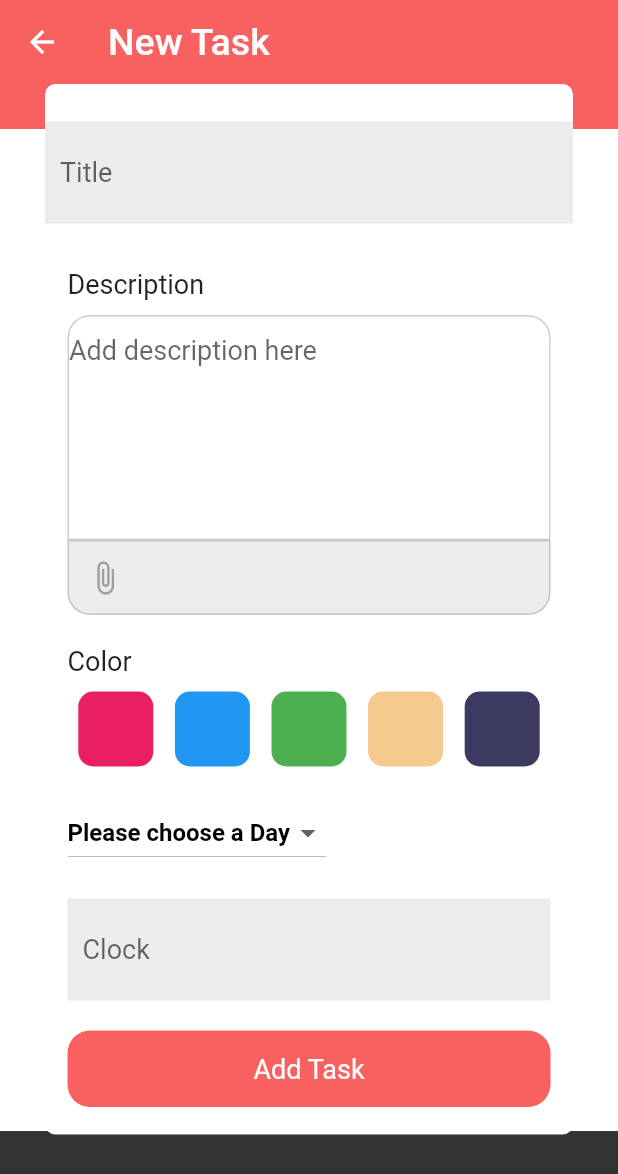
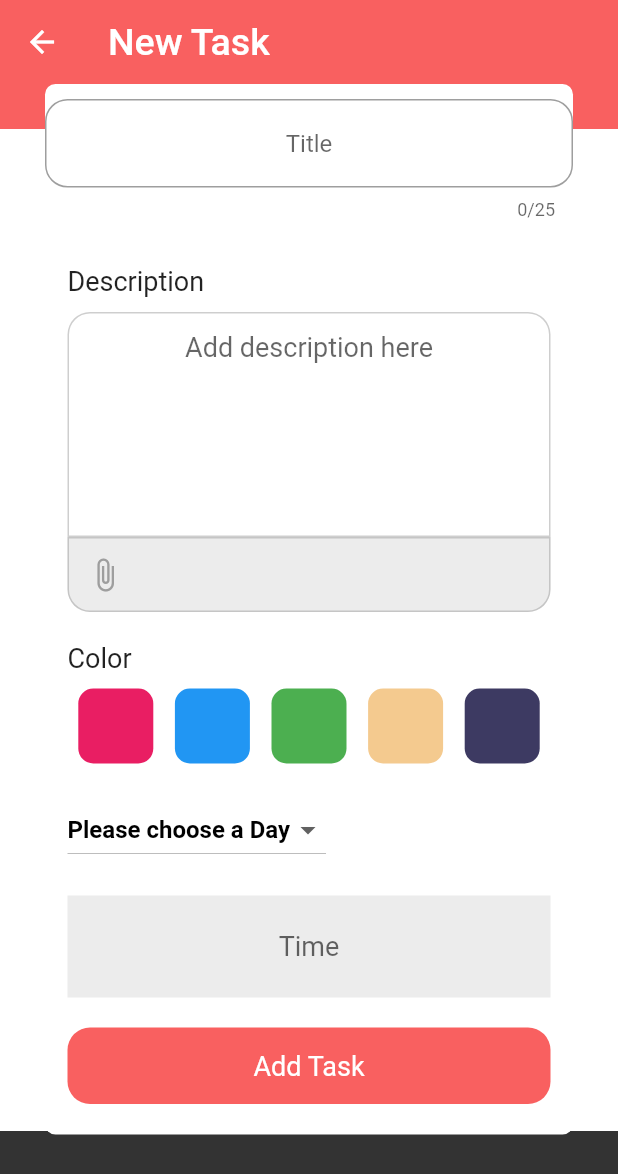
Before and after one commit to FaizAnuar/Ashisu2, a Flutter app: the newTask screen opened directly, on a phone screen of 412 x 824 dp. Shown: the top 1174 px of the screen. Run offline on Flutter 3.47's test engine with Material 2 defaults, Android fonts, the phone set to English and light mode, and no system bars; our stand-ins replace auto_size_text, cloud_firestore, date_format, dio, firebase_auth, firebase_core and 11 more; missing offline and left inert: dart:ffi, flutter_statusbarcolor, wallpaper_manager; accounts and stored records are empty.

Commit message:
updates calendar

```diff
--- a/lib/screens/NewTask.dart
+++ b/lib/screens/NewTask.dart
@@ -1,3 +1,4 @@
+import 'package:Ashisu/models/timetablePage.dart';
 import 'package:flutter/material.dart';
 import 'timetable.dart';
 
@@ -18,7 +19,10 @@ class newTask extends StatefulWidget {
 }
 
 class _newTaskState extends State<newTask> {
+  var _formKey = GlobalKey<FormState>();
+
   String Day;
+
   @override
   Widget build(BuildContext context) {
     return Scaffold(
@@ -68,16 +72,35 @@ class _newTaskState extends State<newTask> {
                 child: Column(
                   children: [
                     SizedBox(
-                      height: 25,
+                      height: 10,
                     ),
-                    Container(
-                      padding: EdgeInsets.all(10),
-                      color: Colors.grey.withOpacity(0.2),
-                      child: TextField(
+                    TextFormField(
+                      maxLength: taskHeaderMaxLenth,
+                      textAlign: TextAlign.center,
+                      controller: taskHeadingController,
                       decoration: InputDecoration(
-                            hintText: "Title", border: InputBorder.none),
-                        style: TextStyle(fontSize: 18),
+                        fillColor: Colors.blue,
+                        hintText: "Title",
+                        border: new OutlineInputBorder(
+                          borderRadius: new BorderRadius.circular(15.0),
+                          borderSide: new BorderSide(
+                            width: 5.0,
                           ),
+                        ),
+                      ),
+
+                      // ignore: missing_return
+                      validator: (String noteHeading) {
+                        if (noteHeading.isEmpty) {
+                          return "Please enter task Heading";
+                        } else if (noteHeading.startsWith(" ")) {
+                          return "Please avoid whitespaces";
+                        }
+                      },
+                      onFieldSubmitted: (String value) {
+                        FocusScope.of(context)
+                            .requestFocus(textSecondFocusNode);
+                      },
                     ),
                     SizedBox(
                       height: 15,
@@ -103,8 +126,11 @@ class _newTaskState extends State<newTask> {
                                   topRight: Radius.circular(15),
                                   topLeft: Radius.circular(15)),
                               border: Border.all(
-                                    color: Colors.grey.withOpacity(0.5))),
+                                color: Colors.grey.withOpacity(0.5),
+                              ),
+                            ),
                             child: TextField(
+                              textAlign: TextAlign.center,
                               maxLines: 6,
                               decoration: InputDecoration(
                                 border: InputBorder.none,
@@ -132,6 +158,7 @@ class _newTaskState extends State<newTask> {
                                       Icons.attach_file,
                                       color: Colors.grey,
                                     ),
+                                    onPressed: () {},
                                   ),
                                 )
                               ],
@@ -234,8 +261,9 @@ class _newTaskState extends State<newTask> {
                             padding: EdgeInsets.all(10),
                             color: Colors.grey.withOpacity(0.2),
                             child: TextField(
+                              textAlign: TextAlign.center,
                               decoration: InputDecoration(
-                                  hintText: "Clock", border: InputBorder.none),
+                                  hintText: "Time", border: InputBorder.none),
                               style: TextStyle(fontSize: 18),
                             ),
                           ),
@@ -256,7 +284,7 @@ class _newTaskState extends State<newTask> {
                                     color: Colors.white, fontSize: 18),
                               ),
                             ),
-                          )
+                          ),
                         ],
                       ),
                     )
--- a/lib/screens/event_editing_page.dart
+++ b/lib/screens/event_editing_page.dart
@@ -7,7 +7,6 @@ import 'package:intl/intl.dart';
 import 'package:provider/provider.dart';
 import 'package:Ashisu/utils.dart';
 import 'package:flutter/cupertino.dart';
-import 'package:date_time_picker/date_time_picker.dart';
 import 'package:date_format/date_format.dart';
 
 class EventEditingPage extends StatefulWidget {
--- a/lib/screens/notes_widget.dart
+++ b/lib/screens/notes_widget.dart
@@ -17,6 +17,7 @@ class NotesWidget extends StatefulWidget {
 class _NotesWidgetState extends State<NotesWidget> {
   var _formKey = GlobalKey<FormState>();
   String notes;
+
   @override
   void initState() {
     super.initState();
@@ -59,7 +60,7 @@ class _NotesWidgetState extends State<NotesWidget> {
           : Center(child: Text("Add Notes")),
       floatingActionButton: FloatingActionButton(
         mini: false,
-        backgroundColor: kPrimaryLightColor,
+        backgroundColor: Colors.purple,
         onPressed: () {
           _settingModalBottomSheet(context);
         },
--- a/pubspec.yaml
+++ b/pubspec.yaml
@@ -55,7 +55,6 @@ dependencies:
   intl: ^0.17.0
   date_time_picker: "^2.1.0"
   auto_size_text: ^2.1.0
-  pedometer: ^3.0.0
   table_calendar: ^2.2.3
   flutter_slidable: ^0.5.7
   date_format: ^2.0.5
```
Also changed, not shown: lib/screens/timetable.dart (+17 -6 lines), pubspec.lock, 1 other file. Lines whose indentation alone changed are shown as unchanged.
